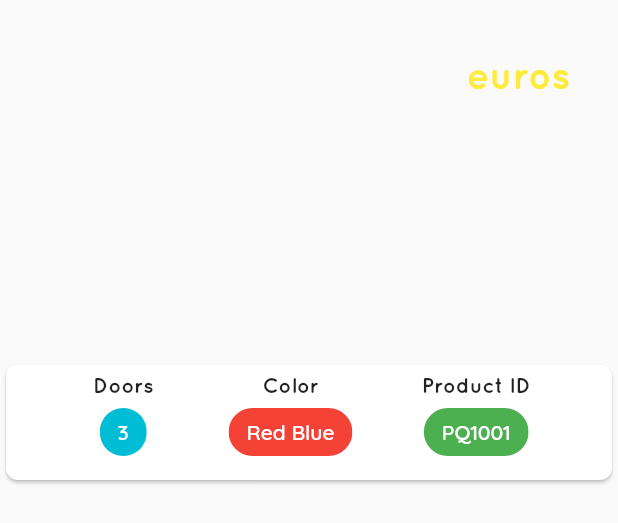
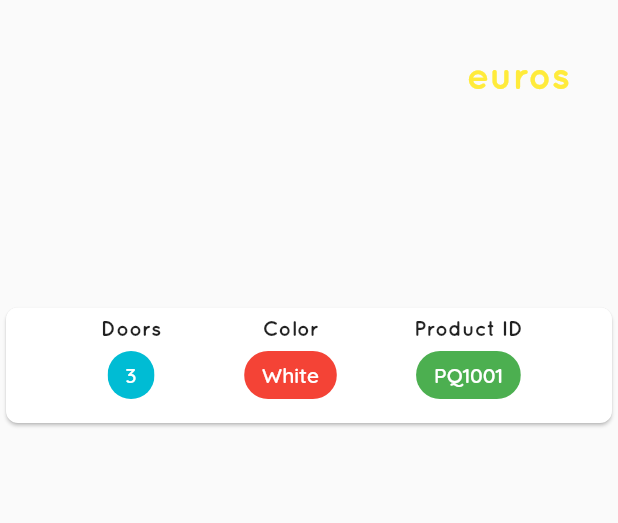
Before and after one commit to Pergunta/WheelTarget, a Flutter app: the ProductDesc widget shown alone on an empty page, opened directly with empty values, on a phone screen of 412 x 824 dp. Shown: the top 523 px of the screen. Run offline on Flutter 3.47's test engine with Material 2 defaults, Android fonts, the light colour scheme and no system bars; our stand-ins replace datetime_picker_formfield, flutter_masked_text, font_awesome_flutter, image_picker, rxdart; network calls fail.

Commit message:
even more bug fixes

```diff
--- a/lib/ui/page/shopping/product_detail_page.dart
+++ b/lib/ui/page/shopping/product_detail_page.dart
@@ -20,7 +20,7 @@
                       LoginBackground(
                         showIcon: false,
                       ),
-                      ProductDetailWidgets(product:snapshot.data[0]),
+                      ProductDetailWidgets(product:snapshot.data[1]),
                     ],
                   )
                 : Center(child: CircularProgressIndicator());
--- a/lib/ui/page/shopping/shopping_two/product_card.dart
+++ b/lib/ui/page/shopping/shopping_two/product_card.dart
@@ -49,7 +49,7 @@
                   borderRadius: new BorderRadius.only(
                       topLeft: const Radius.circular(30.0),
                       topRight: const Radius.circular(30.0)),
-                  color: Colors.white,
+                  color: Colors.black,
                 ),
                 child: new ProductDesc(product: widget.product),
               ),
--- a/lib/ui/page/shopping/shopping_two/product_desc.dart
+++ b/lib/ui/page/shopping/shopping_two/product_desc.dart
@@ -28,8 +28,7 @@
                     color: Colors.white,
                     fontWeight: FontWeight.normal),
               ),
-              trailing:
-                  new Text(product.price+"euros",
+              trailing: new Text(product.price + "euros",
                   style: new TextStyle(
                       fontSize: 25.0,
                       fontWeight: FontWeight.bold,
@@ -45,12 +44,24 @@
               crossAxisAlignment: CrossAxisAlignment.start,
               mainAxisSize: MainAxisSize.min,
               children: <Widget>[
-
-                Text(product.fuel, style: new TextStyle( fontSize:15.0 ,fontWeight: FontWeight.normal, color:Colors.white ),textAlign: TextAlign.left),
-                Text(product.date, style :new TextStyle( fontSize:15.0 ,fontWeight: FontWeight.normal, color:Colors.white ),textAlign: TextAlign.left),
-                Text(product.km, style: new TextStyle( fontSize:15.0 ,fontWeight: FontWeight.normal, color:Colors.white ),textAlign: TextAlign.left),
-                Text(product.engine, style: new TextStyle( fontSize:15.0 ,fontWeight: FontWeight.normal, color:Colors.white ),textAlign: TextAlign.left),
-                Text(product.gearbox, style: new TextStyle( fontSize:15.0 ,fontWeight: FontWeight.normal, color:Colors.white ),textAlign: TextAlign.left),
+                Text(product.fuel,
+                    style: new TextStyle(
+                        fontSize: 15.0,
+                        fontWeight: FontWeight.normal,
+                        color: Colors.white),
+                    textAlign: TextAlign.left),
+                Text(product.date,
+                    style: new TextStyle(
+                        fontSize: 15.0,
+                        fontWeight: FontWeight.normal,
+                        color: Colors.white),
+                    textAlign: TextAlign.left),
+                Text(product.km,
+                    style: new TextStyle(
+                        fontSize: 15.0,
+                        fontWeight: FontWeight.normal,
+                        color: Colors.white),
+                    textAlign: TextAlign.left),
               ],
             ),
           ),
@@ -90,7 +101,7 @@
                           style: TextStyle(fontWeight: FontWeight.w700)),
                       new RawChip(
                         label: new Text(
-                          "Red Blue",
+                          "White",
                           style: TextStyle(color: Colors.white),
                         ),
                         backgroundColor: Colors.red,
```
Also changed, not shown: lib/logic/viewmodel/product_view_model.dart (+5 -23 lines), lib/ui/page/profile/profile_two_page.dart (+34 -8 lines).
